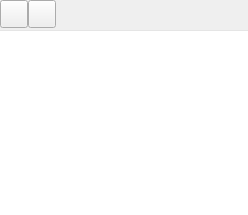
Old version of the form plugins/perspective/GraphPerspective/designer/AlgorithmRunnerItem.ui in the repository vadivelselvaraj/TulipGLImprovement.
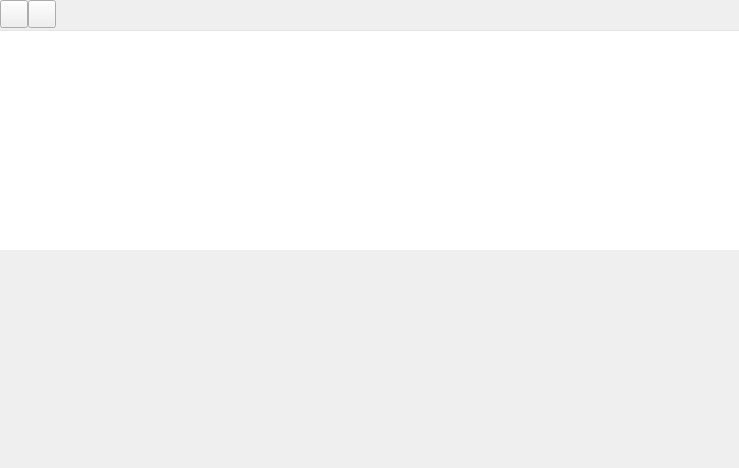
New version of the form. Icons and pictures are not drawn.

```diff
--- a/plugins/perspective/GraphPerspective/designer/AlgorithmRunnerItem.ui
+++ b/plugins/perspective/GraphPerspective/designer/AlgorithmRunnerItem.ui
@@ -6,8 +6,8 @@
    <rect>
     <x>0</x>
     <y>0</y>
-    <width>248</width>
-    <height>215</height>
+    <width>739</width>
+    <height>468</height>
    </rect>
   </property>
   <property name="styleSheet">
```
Left out of the diff: 23 changed lines with no effect on the pictures.
